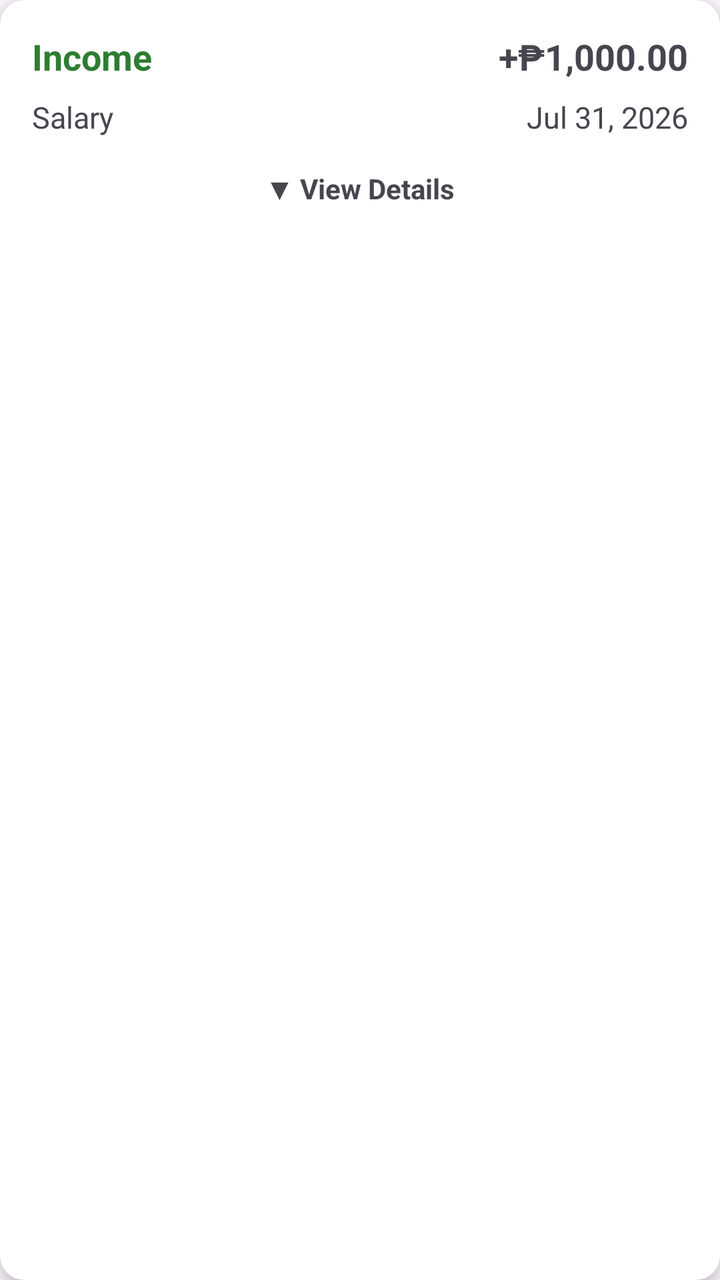
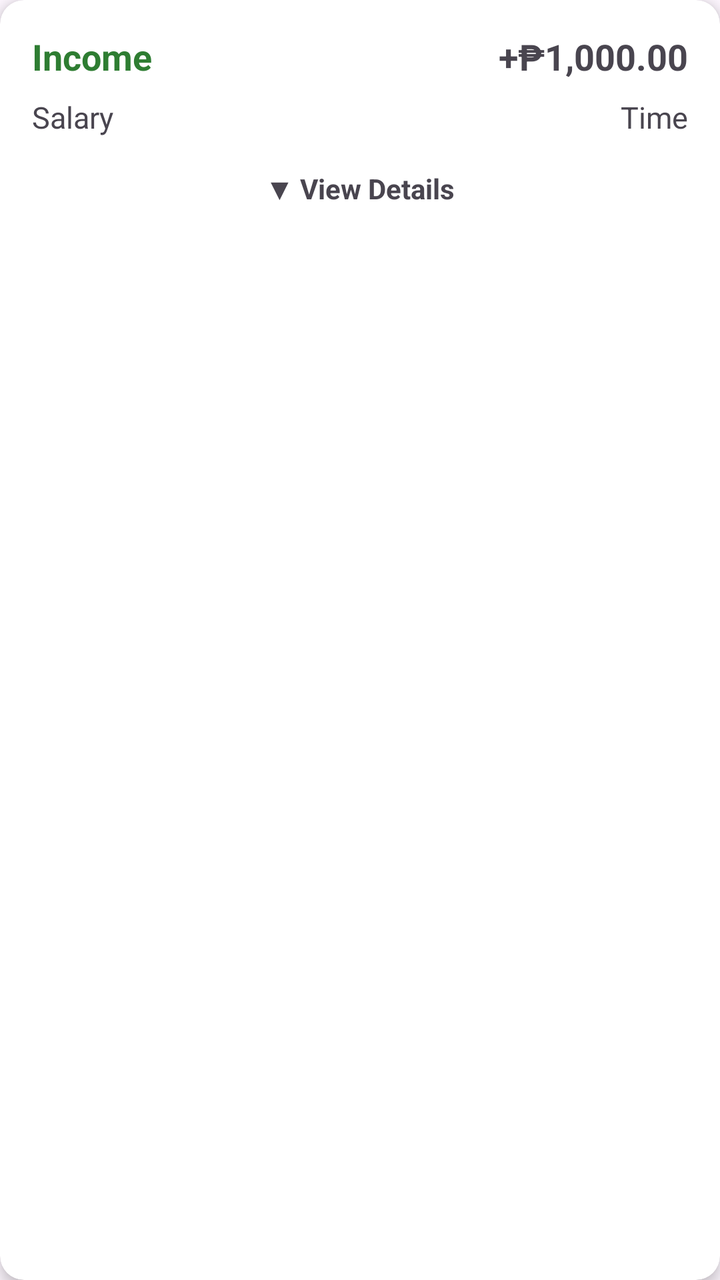

Compare the two renders of this Android layout. The source of the first and the diff that turns it into the second are given below.
<!-- AndroidManifest.xml: application theme Theme.MoneyMemoryAi -->
<!-- res/layout/item_transaction.xml -->
<?xml version="1.0" encoding="utf-8"?>
<androidx.cardview.widget.CardView
    xmlns:android="http://schemas.android.com/apk/res/android"
    xmlns:app="http://schemas.android.com/apk/res-auto"
    android:layout_width="match_parent"
    android:layout_height="wrap_content"
    android:layout_marginBottom="12dp"
    android:clickable="true"
    android:focusable="true"
    app:cardCornerRadius="12dp"
    app:cardElevation="4dp">


    <androidx.constraintlayout.widget.ConstraintLayout
        android:id="@+id/cardLayout"
        android:layout_width="match_parent"
        android:layout_height="wrap_content"
        android:padding="16dp">

        <TextView
            android:id="@+id/tvType"
            android:layout_width="wrap_content"
            android:layout_height="wrap_content"
            android:text="Income"
            android:textStyle="bold"
            android:textColor="#2E7D32"
            android:textSize="18sp"
            app:layout_constraintStart_toStartOf="parent"
            app:layout_constraintTop_toTopOf="parent"/>

        <TextView
            android:id="@+id/tvAmount"
            android:layout_width="wrap_content"
            android:layout_height="wrap_content"
            android:text="+₱1,000.00"
            android:textStyle="bold"
            android:textSize="18sp"
            app:layout_constraintEnd_toEndOf="parent"
            app:layout_constraintTop_toTopOf="parent"/>

        <TextView
            android:id="@+id/tvCategory"
            android:layout_width="wrap_content"
            android:layout_height="wrap_content"
            android:layout_marginTop="8dp"
            android:text="Salary"
            android:textSize="15sp"
            app:layout_constraintStart_toStartOf="parent"
            app:layout_constraintTop_toBottomOf="@id/tvType"/>

        <TextView
            android:id="@+id/tvDate"
            android:layout_width="wrap_content"
            android:layout_height="wrap_content"
            android:layout_marginTop="8dp"
            android:text="Jul 31, 2026"
            android:textSize="15sp"
            app:layout_constraintEnd_toEndOf="parent"
            app:layout_constraintTop_toBottomOf="@id/tvAmount"/>

        <TextView
            android:id="@+id/tvViewDetails"
            android:layout_width="wrap_content"
            android:layout_height="wrap_content"
            android:layout_marginTop="16dp"
            android:text="▼ View Details"
            android:textStyle="bold"
            android:textSize="14sp"
            app:layout_constraintTop_toBottomOf="@id/tvCategory"
            app:layout_constraintStart_toStartOf="parent"
            app:layout_constraintEnd_toEndOf="parent"/>

        <LinearLayout
            android:id="@+id/layoutDetails"
            android:layout_width="0dp"
            android:layout_height="wrap_content"
            android:layout_marginTop="12dp"
            android:orientation="vertical"
            android:visibility="gone"
            app:layout_constraintTop_toBottomOf="@id/tvViewDetails"
            app:layout_constraintStart_toStartOf="parent"
            app:layout_constraintEnd_toEndOf="parent">

            <TextView
                android:id="@+id/tvDetailsTitle"
                android:layout_width="wrap_content"
                android:layout_height="wrap_content"
                android:text="Details"
                android:textStyle="bold"
                android:textSize="15sp"/>

            <TextView
                android:id="@+id/tvDetails"
                android:layout_width="match_parent"
                android:layout_height="wrap_content"
                android:layout_marginTop="6dp"
                android:text="This is where the full transaction details will appear."
                android:textSize="14sp"/>

        </LinearLayout>

    </androidx.constraintlayout.widget.ConstraintLayout>

</androidx.cardview.widget.CardView>
<!-- resources referenced by this layout -->
<resources>
  <style name="Theme.MoneyMemoryAi" parent="Base.Theme.MoneyMemoryAi" />
  <style name="Base.Theme.MoneyMemoryAi" parent="Theme.Material3.DayNight.NoActionBar">
          
          
      </style>
</resources>

<!-- the commit's change to res/layout/item_transaction.xml (unified diff, before → after) -->
@@ -53,7 +53,7 @@
             android:layout_width="wrap_content"
             android:layout_height="wrap_content"
             android:layout_marginTop="8dp"
-            android:text="Jul 31, 2026"
+            android:text="Time"
             android:textSize="15sp"
             app:layout_constraintEnd_toEndOf="parent"
             app:layout_constraintTop_toBottomOf="@id/tvAmount"/>
